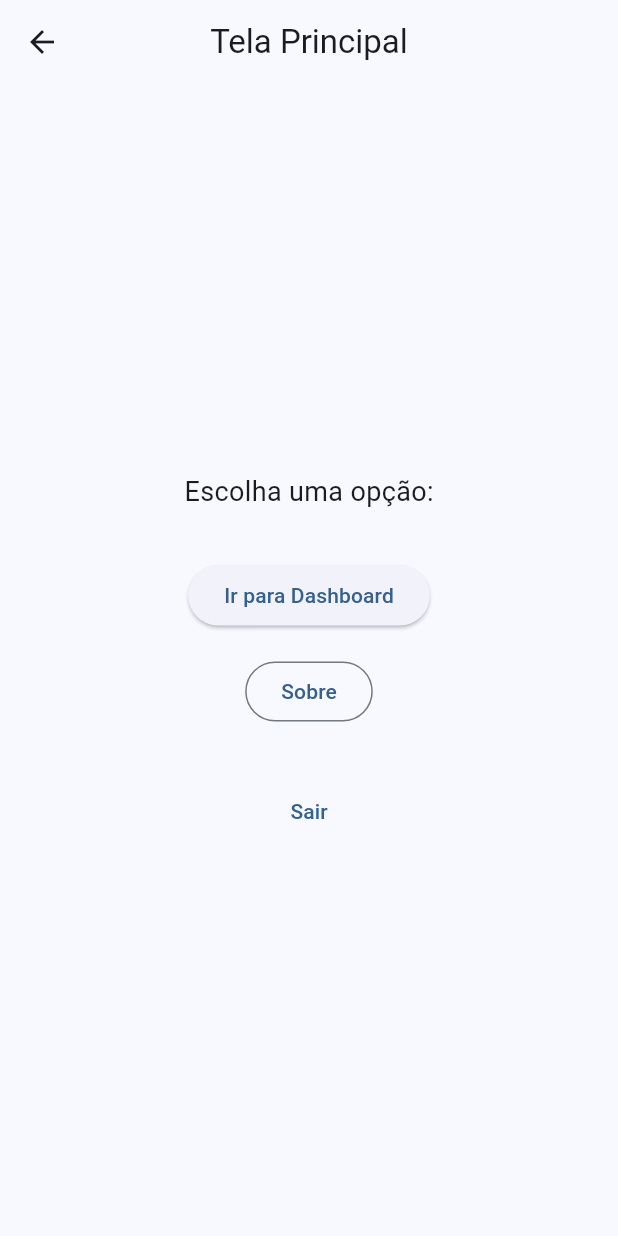
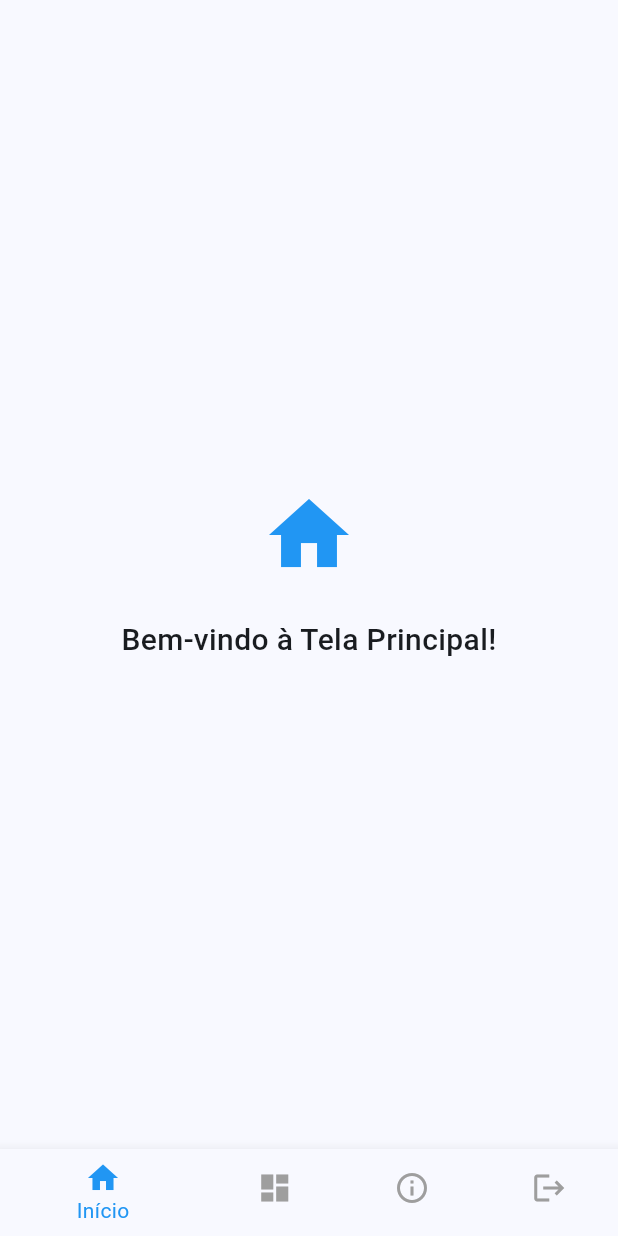
Before and after one commit to LuizFAraujo/pos_dev_web--disp_moveis--flutter_navigator1, a Flutter app: the screen it shows after launch, after a tap on "Sim, fazer login", on a phone screen of 412 x 824 dp. Run offline on Flutter 3.47's test engine with Material 3 defaults, Android fonts, the light colour scheme and no system bars.

Commit message:
🧱 CHORE: Reestruturação da navegação com BottomNavigationBar
- Criado BaseScreen com Scaffold e BottomNavigationBar gerenciando 3 views (home, dashboard, sobre)
- Separado conteúdos visuais em arquivos distintos na pasta views/
- Substituído uso de tela principal por navegação indexada dentro da BaseScreen
- Implementado botão de logout com pushNamedAndRemoveUntil (limpa a pilha)
- Atualizado título da aplicação para 'NaviApp' no app.dart
- Organizada estrutura em screens/, views/ e widgets/ para manter clean code e responsabilidade única

```diff
--- a/lib/app.dart
+++ b/lib/app.dart
@@ -1,13 +1,9 @@
-// lib/app.dart
-
 import 'package:flutter/material.dart';
 
 import 'routes/app_routes.dart';
 import 'screens/cadastro_screen.dart';
-import 'screens/dashboard_screen.dart';
 import 'screens/login_screen.dart';
-import 'screens/sobre_screen.dart';
-import 'screens/tela_principal_screen.dart';
+import 'widgets/base_screen.dart';
 
 class MyApp extends StatelessWidget {
   const MyApp({super.key});
@@ -15,16 +11,15 @@ class MyApp extends StatelessWidget {
   @override
   Widget build(BuildContext context) {
     return MaterialApp(
-      title: 'Flutter Navigator Demo',
+      title: 'NaviApp',
       debugShowCheckedModeBanner: false,
       theme: ThemeData(useMaterial3: true, colorSchemeSeed: Colors.blue),
       initialRoute: AppRoutes.login,
       routes: {
         AppRoutes.login: (_) => const LoginScreen(),
         AppRoutes.cadastro: (_) => const CadastroScreen(),
-        AppRoutes.telaPrincipal: (_) => const TelaPrincipalScreen(),
-        AppRoutes.dashboard: (_) => const DashboardScreen(),
-        AppRoutes.sobre: (_) => const SobreScreen(),
+        AppRoutes.telaPrincipal:
+            (_) => const BaseScreen(), // Substitui TelaPrincipal antiga
       },
     );
   }
--- a/lib/screens/tela_principal_screen.dart
+++ /dev/null
@@ -1,56 +0,0 @@
-import 'package:flutter/material.dart';
-
-import '../routes/app_routes.dart';
-
-class TelaPrincipalScreen extends StatelessWidget {
-  const TelaPrincipalScreen({super.key});
-
-  @override
-  Widget build(BuildContext context) {
-    return Scaffold(
-      appBar: AppBar(title: const Text('Tela Principal'), centerTitle: true),
-      body: Padding(
-        padding: const EdgeInsets.all(24.0),
-        child: Center(
-          child: Column(
-            mainAxisSize: MainAxisSize.min,
-            children: [
-              const Text('Escolha uma opção:', style: TextStyle(fontSize: 18)),
-              const SizedBox(height: 32),
-
-              // Botão para navegar ao Dashboard
-              ElevatedButton(
-                onPressed: () {
-                  Navigator.pushNamed(context, AppRoutes.dashboard);
-                },
-                child: const Text('Ir para Dashboard'),
-              ),
-              const SizedBox(height: 16),
-
-              // Botão para navegar à tela Sobre
-              OutlinedButton(
-                onPressed: () {
-                  Navigator.pushNamed(context, AppRoutes.sobre);
-                },
-                child: const Text('Sobre'),
-              ),
-              const SizedBox(height: 32),
-
-              // Botão para sair e voltar ao login limpando a pilha
-              TextButton(
-                onPressed: () {
-                  Navigator.pushNamedAndRemoveUntil(
-                    context,
-                    AppRoutes.login,
-                    (route) => false,
-                  );
-                },
-                child: const Text('Sair'),
-              ),
-            ],
-          ),
-        ),
-      ),
-    );
-  }
-}
--- /dev/null
+++ b/lib/views/home_content.dart
@@ -0,0 +1,21 @@
+import 'package:flutter/material.dart';
+
+class HomeContent extends StatelessWidget {
+  const HomeContent({super.key});
+
+  @override
+  Widget build(BuildContext context) {
+    return Column(
+      mainAxisSize: MainAxisSize.min,
+      children: const [
+        Icon(Icons.home, size: 64, color: Colors.blue),
+        SizedBox(height: 24),
+        Text(
+          'Bem-vindo à Tela Principal!',
+          style: TextStyle(fontSize: 20, fontWeight: FontWeight.w500),
+          textAlign: TextAlign.center,
+        ),
+      ],
+    );
+  }
+}
--- /dev/null
+++ b/lib/widgets/base_screen.dart
@@ -0,0 +1,67 @@
+import 'package:flutter/material.dart';
+
+import '../routes/app_routes.dart';
+import '../views/dashboard_content.dart';
+import '../views/home_content.dart';
+import '../views/sobre_content.dart';
+
+/// Widget base com Scaffold e BottomNavigationBar.
+/// Permite trocar entre Home, Dashboard e Sobre.
+/// Também inclui opção de Sair que volta para o Login.
+class BaseScreen extends StatefulWidget {
+  const BaseScreen({super.key});
+
+  @override
+  State<BaseScreen> createState() => _BaseScreenState();
+}
+
+class _BaseScreenState extends State<BaseScreen> {
+  int _selectedIndex = 0;
+
+  // Lista de conteúdos que serão exibidos conforme o índice
+  static final List<Widget> _pages = [
+    const HomeContent(),
+    const DashboardContent(),
+    const SobreContent(),
+  ];
+
+  void _onItemTapped(int index) {
+    if (index == 3) {
+      // "Sair" → volta ao login limpando a pilha
+      Navigator.pushNamedAndRemoveUntil(
+        context,
+        AppRoutes.login,
+        (route) => false,
+      );
+    } else {
+      setState(() {
+        _selectedIndex = index;
+      });
+    }
+  }
+
+  @override
+  Widget build(BuildContext context) {
+    return Scaffold(
+      body: Center(child: _pages[_selectedIndex]),
+      bottomNavigationBar: BottomNavigationBar(
+        currentIndex: _selectedIndex,
+        onTap: _onItemTapped,
+        selectedItemColor: Colors.blue,
+        unselectedItemColor: Colors.grey,
+        items: const [
+          BottomNavigationBarItem(icon: Icon(Icons.home), label: 'Início'),
+          BottomNavigationBarItem(
+            icon: Icon(Icons.dashboard),
+            label: 'Dashboard',
+          ),
+          BottomNavigationBarItem(
+            icon: Icon(Icons.info_outline),
+            label: 'Sobre',
+          ),
+          BottomNavigationBarItem(icon: Icon(Icons.logout), label: 'Sair'),
+        ],
+      ),
+    );
+  }
+}
```
Also changed, not shown: lib/screens/dashboard_screen.dart (deleted, +0 -35 lines), lib/screens/sobre_screen.dart (deleted, +0 -36 lines), lib/views/dashboard_content.dart (added, +20 -0 lines), lib/views/sobre_content.dart (added, +21 -0 lines), 1 other file.
